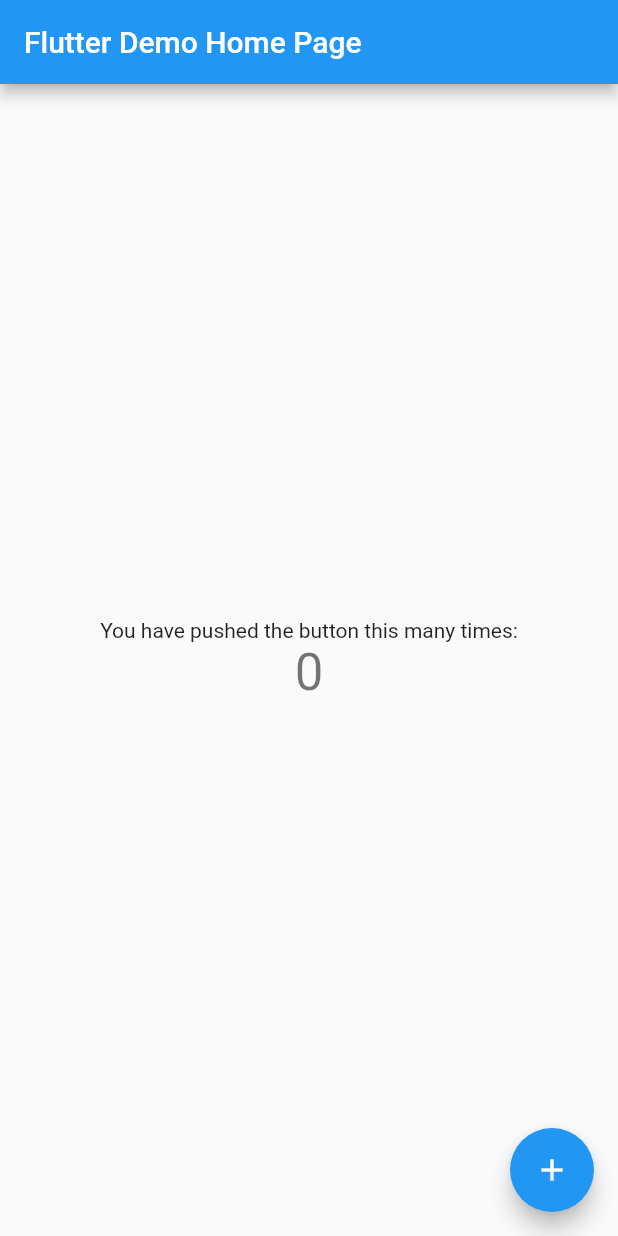
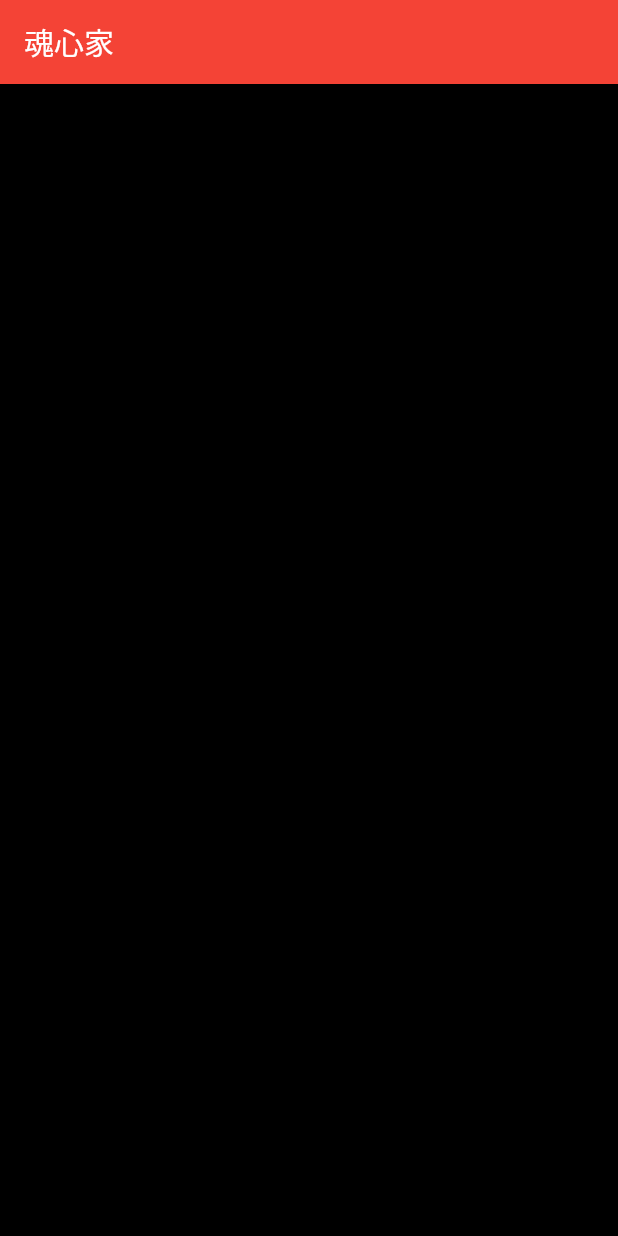
Before and after one commit to ohyeaho/konshinya_app, a Flutter app: the screen it shows after launch, on a phone screen of 412 x 824 dp. Run offline on Flutter 3.47's test engine with Material 2 defaults, Android fonts, the phone set to English and light mode, and no system bars; our stand-ins replace firebase_auth, firebase_core; accounts and stored records are empty.

Commit message:
created main_page and created firebase of ios

```diff
--- a/lib/main.dart
+++ b/lib/main.dart
@@ -1,115 +1,39 @@
+import 'package:firebase_auth/firebase_auth.dart';
+import 'package:firebase_core/firebase_core.dart';
 import 'package:flutter/material.dart';
+import 'package:kazukiotani/screens/main_page.dart';
+import 'package:kazukiotani/utils/authentication.dart';
+import 'package:provider/provider.dart';
 
-void main() {
-  runApp(const MyApp());
+void main() async {
+  WidgetsFlutterBinding.ensureInitialized();
+  await Firebase.initializeApp();
+  runApp(MyApp());
 }
 
 class MyApp extends StatelessWidget {
-  const MyApp({Key? key}) : super(key: key);
-
-  // This widget is the root of your application.
   @override
   Widget build(BuildContext context) {
-    return MaterialApp(
-      title: 'Flutter Demo',
-      theme: ThemeData(
-        // This is the theme of your application.
-        //
-        // Try running your application with "flutter run". You'll see the
-        // application has a blue toolbar. Then, without quitting the app, try
-        // changing the primarySwatch below to Colors.green and then invoke
-        // "hot reload" (press "r" in the console where you ran "flutter run",
-        // or simply save your changes to "hot reload" in a Flutter IDE).
-        // Notice that the counter didn't reset back to zero; the application
-        // is not restarted.
-        primarySwatch: Colors.blue,
+    return MultiProvider(
+      providers: [
+        Provider<Authentication>(create: (_) => Authentication(FirebaseAuth.instance)),
+        StreamProvider(
+          create: (context) => context.read<Authentication>().authState,
+          initialData: null,
+        )
+      ],
+      child: MaterialApp(
+        debugShowCheckedModeBanner: false,
+        title: '魂心家',
+        theme: ThemeData(
+          primarySwatch: Colors.red,
+          scaffoldBackgroundColor: Colors.black,
+          textTheme: Theme.of(context).textTheme.apply(
+                bodyColor: Colors.white,
+              ),
+        ),
+        home: const MainPage(),
       ),
-      home: const MyHomePage(title: 'Flutter Demo Home Page'),
     );
   }
 }
-
-class MyHomePage extends StatefulWidget {
-  const MyHomePage({Key? key, required this.title}) : super(key: key);
-
-  // This widget is the home page of your application. It is stateful, meaning
-  // that it has a State object (defined below) that contains fields that affect
-  // how it looks.
-
-  // This class is the configuration for the state. It holds the values (in this
-  // case the title) provided by the parent (in this case the App widget) and
-  // used by the build method of the State. Fields in a Widget subclass are
-  // always marked "final".
-
-  final String title;
-
-  @override
-  State<MyHomePage> createState() => _MyHomePageState();
-}
-
-class _MyHomePageState extends State<MyHomePage> {
-  int _counter = 0;
-
-  void _incrementCounter() {
-    setState(() {
-      // This call to setState tells the Flutter framework that something has
-      // changed in this State, which causes it to rerun the build method below
-      // so that the display can reflect the updated values. If we changed
-      // _counter without calling setState(), then the build method would not be
-      // called again, and so nothing would appear to happen.
-      _counter++;
-    });
-  }
-
-  @override
-  Widget build(BuildContext context) {
-    // This method is rerun every time setState is called, for instance as done
-    // by the _incrementCounter method above.
-    //
-    // The Flutter framework has been optimized to make rerunning build methods
-    // fast, so that you can just rebuild anything that needs updating rather
-    // than having to individually change instances of widgets.
-    return Scaffold(
-      appBar: AppBar(
-        // Here we take the value from the MyHomePage object that was created by
-        // the App.build method, and use it to set our appbar title.
-        title: Text(widget.title),
-      ),
-      body: Center(
-        // Center is a layout widget. It takes a single child and positions it
-        // in the middle of the parent.
-        child: Column(
-          // Column is also a layout widget. It takes a list of children and
-          // arranges them vertically. By default, it sizes itself to fit its
-          // children horizontally, and tries to be as tall as its parent.
-          //
-          // Invoke "debug painting" (press "p" in the console, choose the
-          // "Toggle Debug Paint" action from the Flutter Inspector in Android
-          // Studio, or the "Toggle Debug Paint" command in Visual Studio Code)
-          // to see the wireframe for each widget.
-          //
-          // Column has various properties to control how it sizes itself and
-          // how it positions its children. Here we use mainAxisAlignment to
-          // center the children vertically; the main axis here is the vertical
-          // axis because Columns are vertical (the cross axis would be
-          // horizontal).
-          mainAxisAlignment: MainAxisAlignment.center,
-          children: <Widget>[
-            const Text(
-              'You have pushed the button this many times:',
-            ),
-            Text(
-              '$_counter',
-              style: Theme.of(context).textTheme.headline4,
-            ),
-          ],
-        ),
-      ),
-      floatingActionButton: FloatingActionButton(
-        onPressed: _incrementCounter,
-        tooltip: 'Increment',
-        child: const Icon(Icons.add),
-      ), // This trailing comma makes auto-formatting nicer for build methods.
-    );
-  }
-}
--- /dev/null
+++ b/lib/screens/main_page.dart
@@ -0,0 +1,14 @@
+import 'package:flutter/material.dart';
+
+class MainPage extends StatelessWidget {
+  const MainPage({Key? key}) : super(key: key);
+
+  @override
+  Widget build(BuildContext context) {
+    return Scaffold(
+      appBar: AppBar(
+        title: const Text('魂心家'),
+      ),
+    );
+  }
+}
--- a/pubspec.yaml
+++ b/pubspec.yaml
@@ -34,6 +34,10 @@ dependencies:
   # The following adds the Cupertino Icons font to your application.
   # Use with the CupertinoIcons class for iOS style icons.
   cupertino_icons: ^1.0.2
+  firebase_core: ^1.5.0
+  firebase_auth: ^3.0.2
+  cloud_firestore: ^2.5.0
+  provider: ^6.0.0
 
 dev_dependencies:
   flutter_test:
```
Also changed, not shown: lib/utils/authentication.dart (added, +74 -0 lines), pubspec.lock, 4 other files.
